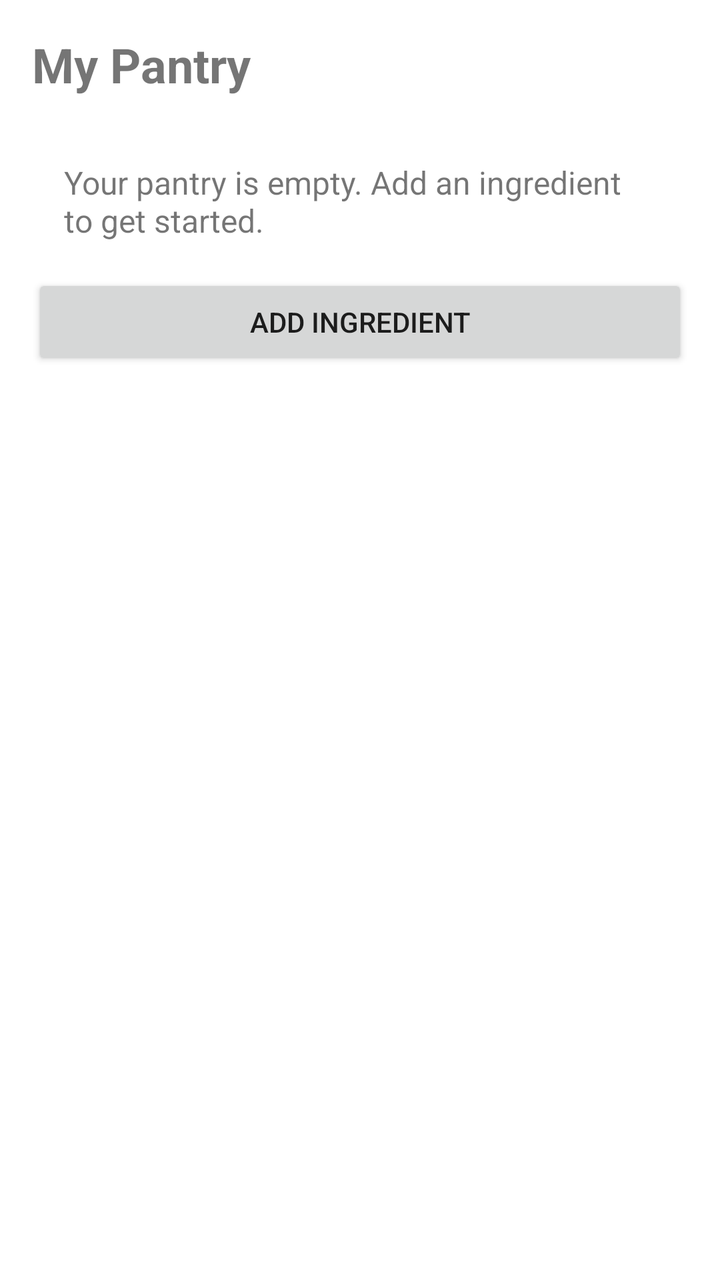
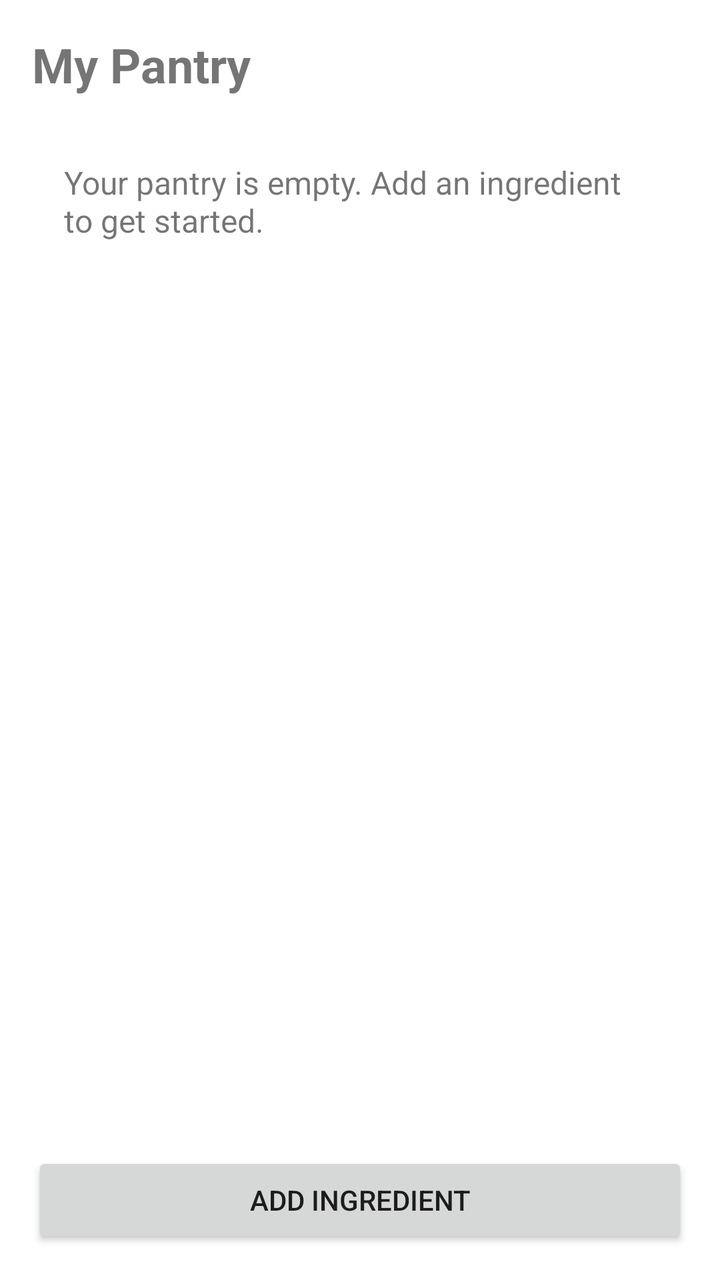

Two renders of the same Android screen: before a commit and after it. Below are the layout's source before the change and the commit's diff.
<!-- AndroidManifest.xml: application theme Theme.SmartPantryManager -->
<!-- res/layout/activity_main.xml -->
<?xml version="1.0" encoding="utf-8"?>
<LinearLayout xmlns:android="http://schemas.android.com/apk/res/android"
    android:layout_width="match_parent"
    android:layout_height="match_parent"
    android:orientation="vertical"
    android:padding="16dp">

    <TextView
        android:id="@+id/tvTitle"
        android:layout_width="match_parent"
        android:layout_height="wrap_content"
        android:text="My Pantry"
        android:textSize="24sp"
        android:textStyle="bold"
        android:paddingBottom="16dp" />

    <TextView
        android:id="@+id/tvEmptyMessage"
        android:layout_width="match_parent"
        android:layout_height="wrap_content"
        android:text="Your pantry is empty. Add an ingredient to get started."
        android:textSize="16sp"
        android:padding="16dp" />

    <Button
        android:id="@+id/btnAddIngredient"
        android:layout_width="match_parent"
        android:layout_height="wrap_content"
        android:text="Add Ingredient" />

</LinearLayout>
<!-- resources referenced by this layout -->
<resources>
  <style name="Theme.SmartPantryManager" parent="Theme.MaterialComponents.DayNight.DarkActionBar">
          
          <item name="colorPrimary">@color/purple_500</item>
          <item name="colorPrimaryVariant">@color/purple_700</item>
          <item name="colorOnPrimary">@color/white</item>
          
          <item name="colorSecondary">@color/teal_200</item>
          <item name="colorSecondaryVariant">@color/teal_700</item>
          <item name="colorOnSecondary">@color/black</item>
          
          <item name="android:statusBarColor">?attr/colorPrimaryVariant</item>
          
      </style>
  <color name="purple_500">#FF6200EE</color>
  <color name="purple_700">#FF3700B3</color>
  <color name="white">#FFFFFFFF</color>
  <color name="teal_200">#FF03DAC5</color>
  <color name="teal_700">#FF018786</color>
  <color name="black">#FF000000</color>
</resources>

<!-- the commit's change to res/layout/activity_main.xml (unified diff, before → after) -->
@@ -22,6 +22,12 @@
         android:textSize="16sp"
         android:padding="16dp" />
 
+    <androidx.recyclerview.widget.RecyclerView
+        android:id="@+id/recyclerPantry"
+        android:layout_width="match_parent"
+        android:layout_height="0dp"
+        android:layout_weight="1" />
+
     <Button
         android:id="@+id/btnAddIngredient"
         android:layout_width="match_parent"
